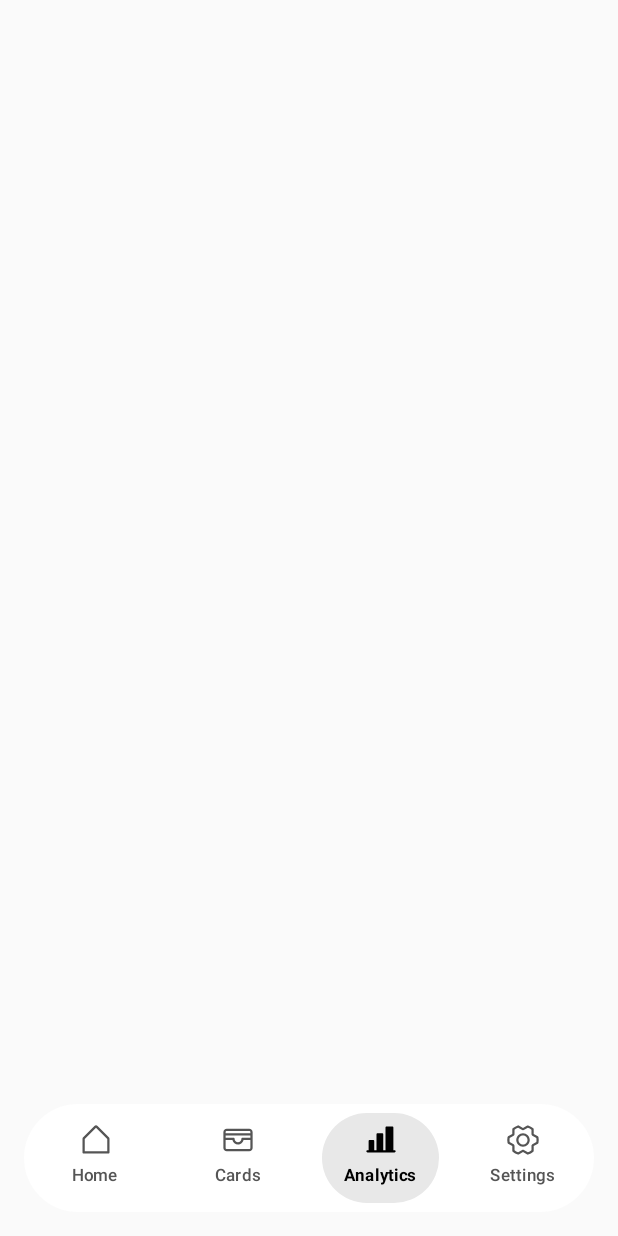
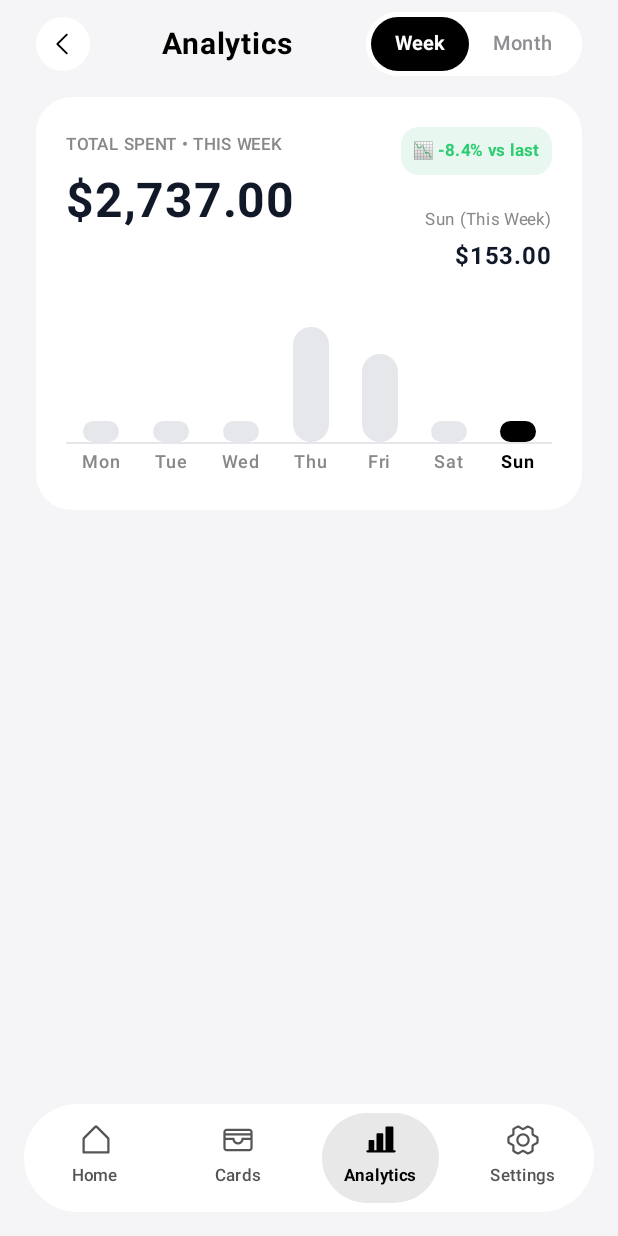
Before and after one commit to ahemdelsayedd010/Xpay, an Android app built with Jetpack Compose: the screen it shows after launch (MainActivity), after a tap on "Analytics", on a phone screen of 412 x 824 dp. Run offline under Robolectric (Android 15) with nearby library versions, the phone set to English and light mode, and no system bars.

Commit message:
initial analytics screen

```diff
--- /dev/null
+++ b/app/src/main/java/com/example/xpay/data/SpendBarItem.kt
@@ -0,0 +1,8 @@
+package com.example.xpay.data
+
+data class SpendBarItem(
+    val label: String,       // "Mon", "Tue"... or "Wk 1", "Wk 2"...
+    val title: String,       // "Sun (This Week)" or "Week 1"
+    val amountCents: Long,   // 15300L ($153.00)
+    val heightRatio: Float   // 0.12f to 1.0f
+)
--- a/app/src/main/java/com/example/xpay/navigation/BottomNavigation.kt
+++ b/app/src/main/java/com/example/xpay/navigation/BottomNavigation.kt
@@ -26,7 +26,6 @@ import androidx.compose.ui.unit.dp
 import androidx.compose.ui.unit.sp
 import androidx.navigation.NavController
 import androidx.navigation.compose.currentBackStackEntryAsState
-import androidx.navigation.compose.rememberNavController
 
 @Composable
 fun BottomMenu(
--- a/app/src/main/java/com/example/xpay/navigation/Navigation.kt
+++ b/app/src/main/java/com/example/xpay/navigation/Navigation.kt
@@ -12,6 +12,7 @@ import androidx.navigation.NavHostController
 import androidx.navigation.compose.NavHost
 import androidx.navigation.compose.composable
 import com.example.xpay.R
+import com.example.xpay.ui.analytics.AnalyticsScreen
 import com.example.xpay.ui.cards.CardsScreen
 import com.example.xpay.ui.home.HomeScreen
 
@@ -29,7 +30,7 @@ fun Navigation(navController: NavHostController) {
                 CardsScreen()
             }
             composable("Analytics") {
-                // Implement later
+                AnalyticsScreen()
             }
             composable("Settings") {
                 // Implement later
--- /dev/null
+++ b/app/src/main/java/com/example/xpay/ui/analytics/AnalyticsScreen.kt
@@ -0,0 +1,160 @@
+package com.example.xpay.ui.analytics
+
+import androidx.compose.foundation.background
+import androidx.compose.foundation.clickable
+import androidx.compose.foundation.layout.Arrangement
+import androidx.compose.foundation.layout.Box
+import androidx.compose.foundation.layout.Column
+import androidx.compose.foundation.layout.Row
+import androidx.compose.foundation.layout.Spacer
+import androidx.compose.foundation.layout.fillMaxSize
+import androidx.compose.foundation.layout.fillMaxWidth
+import androidx.compose.foundation.layout.height
+import androidx.compose.foundation.layout.padding
+import androidx.compose.foundation.layout.size
+import androidx.compose.foundation.layout.statusBarsPadding
+import androidx.compose.foundation.rememberScrollState
+import androidx.compose.foundation.shape.CircleShape
+import androidx.compose.foundation.verticalScroll
+import androidx.compose.material3.Icon
+import androidx.compose.material3.Text
+import androidx.compose.runtime.Composable
+import androidx.compose.runtime.getValue
+import androidx.compose.runtime.mutableStateOf
+import androidx.compose.runtime.remember
+import androidx.compose.runtime.setValue
+import androidx.compose.ui.Alignment
+import androidx.compose.ui.Modifier
+import androidx.compose.ui.draw.clip
+import androidx.compose.ui.graphics.Color
+import androidx.compose.ui.res.painterResource
+import androidx.compose.ui.text.font.FontWeight
+import androidx.compose.ui.unit.dp
+import androidx.compose.ui.unit.sp
+import com.example.xpay.R
+import com.example.xpay.navigation.BottomMenu
+import com.example.xpay.navigation.BottomMenuContent
+import com.example.xpay.ui.theme.LightBg
+import com.example.xpay.ui.theme.XpayTheme
+
+@Composable
+fun AnalyticsScreen() {
+    var selectedTimeframe by remember { mutableStateOf("Week") }
+
+    Box(
+        modifier = Modifier
+            .fillMaxSize()
+            .background(LightBg)
+    ) {
+        Column(
+            modifier = Modifier
+                .fillMaxSize()
+                .statusBarsPadding()
+        ) {
+            AnalyticsTopSection(
+                selectedOption = selectedTimeframe,
+                onOptionSelected = { newOption ->
+                    selectedTimeframe = newOption
+                }
+            )
+
+            Spacer(modifier = Modifier.height(6.dp))
+
+            // Scrollable Content
+            Column(
+                modifier = Modifier
+                    .fillMaxSize()
+                    .padding(horizontal = 24.dp)
+                    .verticalScroll(rememberScrollState())
+            ) {
+                // Spending Bar Chart Card (Dual Week/Month mode)
+                AnalyticsSpendingCard(selectedTimeframe = selectedTimeframe)
+
+                Spacer(modifier = Modifier.height(100.dp)) // Extra space for floating bottom bar
+            }
+        }
+    }
+}
+
+@Composable
+fun AnalyticsTopSection(
+    selectedOption: String = "Week",
+    onOptionSelected: (String) -> Unit = {}
+) {
+    Row(
+        modifier = Modifier
+            .fillMaxWidth()
+            .padding(horizontal = 24.dp, vertical = 8.dp),
+        horizontalArrangement = Arrangement.SpaceBetween,
+        verticalAlignment = Alignment.CenterVertically
+    ) {
+        Box(
+            modifier = Modifier
+                .size(36.dp)
+                .clip(CircleShape)
+                .background(Color.White)
+                .clickable { /* back action */ },
+            contentAlignment = Alignment.Center
+        ) {
+            Icon(
+                painter = painterResource(R.drawable.ic_caret_left),
+                contentDescription = "back arrow",
+                tint = Color.Black,
+                modifier = Modifier.size(20.dp)
+            )
+        }
+        Text(
+            text = "Analytics",
+            fontWeight = FontWeight.Bold,
+            fontSize = 20.sp,
+            color = Color.Black,
+        )
+        Box(
+            modifier = Modifier
+                .clip(CircleShape)
+                .background(Color.White),
+            contentAlignment = Alignment.Center
+        ) {
+            TimeframeSegmentedToggle(
+                selectedOption = selectedOption,
+                onOptionSelected = onOptionSelected
+            )
+        }
+    }
+}
+
+@Composable
+fun TimeframeSegmentedToggle(
+    selectedOption: String = "Week",
+    onOptionSelected: (String) -> Unit = {}
+) {
+    val options = listOf("Week", "Month")
+
+    Row(
+        modifier = Modifier
+            .clip(CircleShape)
+            .background(Color.White)
+            .padding(3.dp),
+        verticalAlignment = Alignment.CenterVertically
+    ) {
+        options.forEach { option ->
+            val isSelected = (option == selectedOption)
+            Box(
+                modifier = Modifier
+                    .clip(CircleShape)
+                    .background(if (isSelected) Color.Black else Color.Transparent)
+                    .clickable { onOptionSelected(option) }
+                    .padding(horizontal = 16.dp, vertical = 6.dp),
+                contentAlignment = Alignment.Center
+            ) {
+                Text(
+                    text = option,
+                    fontSize = 13.sp,
+                    fontWeight = if (isSelected) FontWeight.Bold else FontWeight.Medium,
+                    color = if (isSelected) Color.White else Color(0xFF8E8E93)
+                )
+            }
+        }
+    }
+
+}
--- /dev/null
+++ b/app/src/main/java/com/example/xpay/ui/analytics/AnalyticsSpendingCard.kt
@@ -0,0 +1,203 @@
+package com.example.xpay.ui.analytics
+
+import androidx.compose.foundation.background
+import androidx.compose.foundation.clickable
+import androidx.compose.foundation.layout.Arrangement
+import androidx.compose.foundation.layout.Box
+import androidx.compose.foundation.layout.Column
+import androidx.compose.foundation.layout.Row
+import androidx.compose.foundation.layout.Spacer
+import androidx.compose.foundation.layout.fillMaxWidth
+import androidx.compose.foundation.layout.height
+import androidx.compose.foundation.layout.padding
+import androidx.compose.foundation.layout.width
+import androidx.compose.foundation.shape.RoundedCornerShape
+import androidx.compose.material3.Text
+import androidx.compose.runtime.Composable
+import androidx.compose.runtime.getValue
+import androidx.compose.runtime.mutableStateOf
+import androidx.compose.runtime.remember
+import androidx.compose.runtime.setValue
+import androidx.compose.ui.Alignment
+import androidx.compose.ui.Modifier
+import androidx.compose.ui.draw.clip
+import androidx.compose.ui.graphics.Color
+import androidx.compose.ui.text.font.FontWeight
+import androidx.compose.ui.tooling.preview.Preview
+import androidx.compose.ui.unit.dp
+import androidx.compose.ui.unit.sp
+import com.example.xpay.data.SpendBarItem
+import com.example.xpay.ui.components.AmountText
+import com.example.xpay.ui.theme.IncomeGreen
+import com.example.xpay.ui.theme.IncomeGreenBg
+import com.example.xpay.ui.theme.LightBg
+import com.example.xpay.ui.theme.XpayTheme
+
+private val sampleDailyBars = listOf(
+    SpendBarItem("Mon", "Mon (This Week)", 32000L, 0.15f),
+    SpendBarItem("Tue", "Tue (This Week)", 28000L, 0.15f),
+    SpendBarItem("Wed", "Wed (This Week)", 41000L, 0.15f),
+    SpendBarItem("Thu", "Thu (This Week)", 290000L, 0.85f),
+    SpendBarItem("Fri", "Fri (This Week)", 116000L, 0.65f),
+    SpendBarItem("Sat", "Sat (This Week)", 45000L, 0.15f),
+    SpendBarItem("Sun", "Sun (This Week)", 15300L, 0.12f)
+)
+
+private val sampleWeeklyBars = listOf(
+    SpendBarItem("Wk 1", "Week 1", 245000L, 0.85f),
+    SpendBarItem("Wk 2", "Week 2", 158000L, 0.55f),
+    SpendBarItem("Wk 3", "Week 3", 142000L, 0.50f),
+    SpendBarItem("Wk 4", "Week 4", 289500L, 1.00f)
+)
+
+@Composable
+fun AnalyticsSpendingCard(
+    selectedTimeframe: String = "Week",
+    modifier: Modifier = Modifier
+) {
+    val isWeekMode = (selectedTimeframe == "Week")
+    val items = if (isWeekMode) sampleDailyBars else sampleWeeklyBars
+    val totalAmountCents = if (isWeekMode) 273700L else 854500L
+
+    var selectedIndex by remember(selectedTimeframe) {
+        mutableStateOf(if (isWeekMode) 6 else 0)
+    }
+    val currentItem = items.getOrNull(selectedIndex) ?: items.first()
+
+    Box(
+        modifier = modifier
+            .fillMaxWidth()
+            .clip(RoundedCornerShape(24.dp))
+            .background(Color.White)
+            .padding(20.dp)
+    ) {
+        Column(modifier = Modifier.fillMaxWidth()) {
+
+            Row(
+                modifier = Modifier.fillMaxWidth(),
+                horizontalArrangement = Arrangement.SpaceBetween
+            ) {
+                Column(
+                    verticalArrangement = Arrangement.Top,
+                    horizontalAlignment = Alignment.Start
+                ) {
+                    Text(
+                        text = if (isWeekMode) "TOTAL SPENT • THIS WEEK" else "TOTAL SPENT • THIS MONTH",
+                        fontSize = 11.sp,
+                        fontWeight = FontWeight.Medium,
+                        color = Color.Gray,
+                        letterSpacing = 0.5.sp
+                    )
+                    Spacer(modifier = Modifier.height(6.dp))
+                    AmountText(
+                        amountCents = totalAmountCents,
+                        fontSize = 32.sp
+                    )
+                }
+
+                Column(
+                    verticalArrangement = Arrangement.Top,
+                    horizontalAlignment = Alignment.End
+                ) {
+                    Box(
+                        modifier = Modifier
+                            .clip(RoundedCornerShape(12.dp))
+                            .background(IncomeGreenBg)
+                            .padding(horizontal = 8.dp, vertical = 4.dp)
+                    ) {
+                        Text(
+                            text = "📉 -8.4% vs last", // edit later
+                            fontSize = 11.sp,
+                            fontWeight = FontWeight.Bold,
+                            color = IncomeGreen
+                        )
+                    }
+                    Spacer(modifier = Modifier.height(18.dp))
+                    Text(
+                        text = currentItem.title,
+                        fontSize = 11.sp,
+                        color = Color.Gray
+                    )
+                    AmountText(
+                        amountCents = currentItem.amountCents,
+                        fontSize = 16.sp
+                    )
+                }
+            }
+
+            Spacer(modifier = Modifier.height(12.dp))
+
+            // 1. Vertical Capsule Bars Row
+            Row(
+                modifier = Modifier
+                    .fillMaxWidth()
+                    .height(100.dp),
+                horizontalArrangement = Arrangement.SpaceBetween,
+                verticalAlignment = Alignment.Bottom
+            ) {
+                items.forEachIndexed { index, item ->
+                    val isSelected = (index == selectedIndex)
+                    Box(
+                        modifier = Modifier
+                            .weight(1f)
+                            .clip(RoundedCornerShape(20.dp))
+                            .clickable { selectedIndex = index },
+                        contentAlignment = Alignment.BottomCenter
+                    ) {
+                        Box(
+                            modifier = Modifier
+                                .width(if (isWeekMode) 24.dp else 42.dp)
+                                .height((90 * item.heightRatio).coerceAtLeast(14f).dp)
+                                .clip(RoundedCornerShape(14.dp))
+                                .background(if (isSelected) Color.Black else Color(0xFFE5E7EB))
+                        )
+                    }
+                }
+            }
+            // 2. Horizontal Bottom Baseline
+            Box(
+                modifier = Modifier
+                    .fillMaxWidth()
+                    .height(1.dp)
+                    .background(Color(0xFFE5E7EB))
+            )
+
+            // 3. Day / Week Labels Row
+            Row(
+                modifier = Modifier.fillMaxWidth(),
+                horizontalArrangement = Arrangement.SpaceBetween
+            ) {
+                items.forEachIndexed { index, item ->
+                    val isSelected = (index == selectedIndex)
+                    Box(
+                        modifier = Modifier
+                            .weight(1f)
+                            .clickable { selectedIndex = index },
+                        contentAlignment = Alignment.Center
+                    ) {
+                        Text(
+                            text = item.label,
+                            fontSize = 12.sp,
+                            fontWeight = if (isSelected) FontWeight.Bold else FontWeight.Medium,
+                            color = if (isSelected) Color.Black else Color.Gray
+                        )
+                    }
+                }
+            }
+        }
+    }
+}
+
+@Preview(showBackground = true)
+@Composable
+fun AnalyticsSpendingCardPreview() {
+    XpayTheme {
+        Box(
+            modifier = Modifier
+                .background(LightBg)
+                .padding(16.dp)
+        ) {
+            AnalyticsSpendingCard(selectedTimeframe = "Week")
+        }
+    }
+}
--- a/app/src/main/java/com/example/xpay/ui/cards/CardsScreen.kt
+++ b/app/src/main/java/com/example/xpay/ui/cards/CardsScreen.kt
@@ -90,7 +90,7 @@ fun CardsScreen() {
                 .fillMaxSize()
                 .statusBarsPadding()
         ) {
-            TopSection()
+            CardTopSection()
             Spacer(modifier = Modifier.height(4.dp))
 
             Column(
@@ -122,7 +122,7 @@ fun CardsScreen() {
 }
 
 @Composable
-fun TopSection() {
+fun CardTopSection() {
     Row(
         modifier = Modifier
             .fillMaxWidth()
@@ -201,7 +201,7 @@ fun CardDetails(
                     color = Color.LightGray
                 )
                 Icon(
-                    painter = painterResource(R.drawable.ic_eye),
+                    painter = painterResource(R.drawable.ic_eye_slash),
                     contentDescription = "Hide",
                     tint = Color.White,
                     modifier = Modifier.size(18.dp)
@@ -215,7 +215,7 @@ fun CardDetails(
                     fontSize = 12.sp,
                     color = Color.LightGray
                 )
-                Spacer(modifier = Modifier.height(4.dp))
+                Spacer(modifier = Modifier.height(2.dp))
                 AmountText(
                     modifier = Modifier,
                     amountCents = balanceCents,
```
